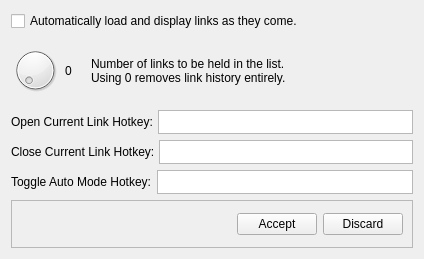
The window that LinkViewer/settingsdialog.ui (cyrushanlon/TS3LinkViewer) describes before a commit, drawn with Qt 5.
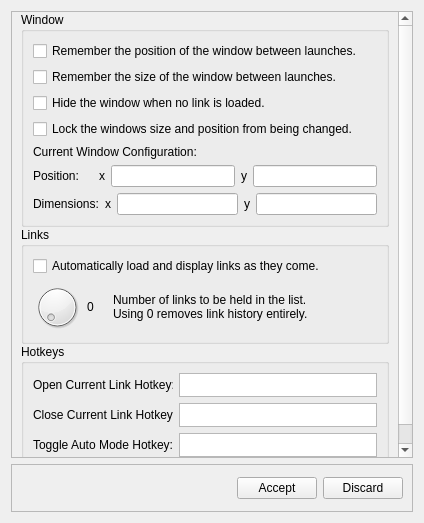
The same window after the commit.

```diff
--- a/LinkViewer/settingsdialog.ui
+++ b/LinkViewer/settingsdialog.ui
@@ -7,7 +7,7 @@
     <x>0</x>
     <y>0</y>
     <width>424</width>
-    <height>259</height>
+    <height>523</height>
    </rect>
   </property>
   <property name="sizePolicy">
@@ -21,10 +21,192 @@
   </property>
   <layout class="QVBoxLayout" name="verticalLayout">
    <item>
-    <layout class="QVBoxLayout" name="SettingsArea" stretch="1,0,0,0,0">
+    <widget class="QScrollArea" name="scrollArea">
+     <property name="widgetResizable">
+      <bool>true</bool>
+     </property>
+     <property name="alignment">
+      <set>Qt::AlignLeading|Qt::AlignLeft|Qt::AlignVCenter</set>
+     </property>
+     <widget class="QWidget" name="scrollAreaWidgetContents">
+      <property name="geometry">
+       <rect>
+        <x>0</x>
+        <y>0</y>
+        <width>404</width>
+        <height>449</height>
+       </rect>
+      </property>
+      <layout class="QVBoxLayout" name="verticalLayout_2">
+       <property name="spacing">
+        <number>0</number>
+       </property>
+       <property name="leftMargin">
+        <number>0</number>
+       </property>
+       <property name="topMargin">
+        <number>0</number>
+       </property>
+       <property name="rightMargin">
+        <number>0</number>
+       </property>
+       <property name="bottomMargin">
+        <number>0</number>
+       </property>
+       <item>
+        <layout class="QVBoxLayout" name="SettingsArea" stretch="0,0,0">
      <property name="sizeConstraint">
       <enum>QLayout::SetDefaultConstraint</enum>
      </property>
+         <property name="leftMargin">
+          <number>9</number>
+         </property>
+         <property name="topMargin">
+          <number>0</number>
+         </property>
+         <property name="rightMargin">
+          <number>9</number>
+         </property>
+         <property name="bottomMargin">
+          <number>9</number>
+         </property>
+         <item>
+          <widget class="QGroupBox" name="WidnowGroupBox">
+           <property name="title">
+            <string>Window</string>
+           </property>
+           <layout class="QVBoxLayout" name="verticalLayout_5">
+            <item>
+             <widget class="QCheckBox" name="RemPosCheckBox">
+              <property name="text">
+               <string>Remember the position of the window between launches.</string>
+              </property>
+             </widget>
+            </item>
+            <item>
+             <widget class="QCheckBox" name="RemSizeCheckBox">
+              <property name="text">
+               <string>Remember the size of the window between launches.</string>
+              </property>
+             </widget>
+            </item>
+            <item>
+             <widget class="QCheckBox" name="HideCheckBox">
+              <property name="text">
+               <string>Hide the window when no link is loaded.</string>
+              </property>
+             </widget>
+            </item>
+            <item>
+             <widget class="QCheckBox" name="LockWinCheckBox">
+              <property name="text">
+               <string>Lock the windows size and position from being changed.</string>
+              </property>
+             </widget>
+            </item>
+            <item>
+             <layout class="QVBoxLayout" name="verticalLayout_6">
+              <property name="bottomMargin">
+               <number>0</number>
+              </property>
+              <item>
+               <widget class="QLabel" name="CurrentPosLabel">
+                <property name="text">
+                 <string>Current Window Configuration:</string>
+                </property>
+               </widget>
+              </item>
+              <item>
+               <layout class="QHBoxLayout" name="horizontalLayout_7">
+                <property name="bottomMargin">
+                 <number>0</number>
+                </property>
+                <item>
+                 <widget class="QLabel" name="label_7">
+                  <property name="minimumSize">
+                   <size>
+                    <width>60</width>
+                    <height>0</height>
+                   </size>
+                  </property>
+                  <property name="text">
+                   <string>Position:</string>
+                  </property>
+                 </widget>
+                </item>
+                <item>
+                 <widget class="QLabel" name="label_8">
+                  <property name="text">
+                   <string>x</string>
+                  </property>
+                 </widget>
+                </item>
+                <item>
+                 <widget class="QLineEdit" name="PosXEdit"/>
+                </item>
+                <item>
+                 <widget class="QLabel" name="label_9">
+                  <property name="text">
+                   <string>y</string>
+                  </property>
+                 </widget>
+                </item>
+                <item>
+                 <widget class="QLineEdit" name="PosYEdit"/>
+                </item>
+               </layout>
+              </item>
+              <item>
+               <layout class="QHBoxLayout" name="horizontalLayout_6">
+                <property name="bottomMargin">
+                 <number>0</number>
+                </property>
+                <item>
+                 <widget class="QLabel" name="label_4">
+                  <property name="minimumSize">
+                   <size>
+                    <width>60</width>
+                    <height>0</height>
+                   </size>
+                  </property>
+                  <property name="text">
+                   <string>Dimensions:</string>
+                  </property>
+                 </widget>
+                </item>
+                <item>
+                 <widget class="QLabel" name="label_11">
+                  <property name="text">
+                   <string>x</string>
+                  </property>
+                 </widget>
+                </item>
+                <item>
+                 <widget class="QLineEdit" name="SizeXEdit"/>
+                </item>
+                <item>
+                 <widget class="QLabel" name="label_10">
+                  <property name="text">
+                   <string>y</string>
+                  </property>
+                 </widget>
+                </item>
+                <item>
+                 <widget class="QLineEdit" name="SizeYEdit"/>
+                </item>
+               </layout>
+              </item>
+             </layout>
+            </item>
+           </layout>
+          </widget>
+         </item>
+         <item>
+          <widget class="QGroupBox" name="LinkGroupBox">
+           <property name="title">
+            <string>Links</string>
+           </property>
+           <layout class="QVBoxLayout" name="verticalLayout_3">
      <item>
       <widget class="QCheckBox" name="AutoCheckBox">
        <property name="text">
@@ -70,6 +252,15 @@
        </item>
       </layout>
      </item>
+           </layout>
+          </widget>
+         </item>
+         <item>
+          <widget class="QGroupBox" name="HotkeyGroupBox">
+           <property name="title">
+            <string>Hotkeys</string>
+           </property>
+           <layout class="QVBoxLayout" name="verticalLayout_4">
      <item>
       <layout class="QHBoxLayout" name="horizontalLayout_3">
        <item>
@@ -170,6 +361,13 @@
       </layout>
      </item>
     </layout>
+          </widget>
+         </item>
+        </layout>
+       </item>
+      </layout>
+     </widget>
+    </widget>
    </item>
    <item>
     <widget class="QFrame" name="BottomArea">
```
Lines whose indentation alone changed are shown as unchanged.
